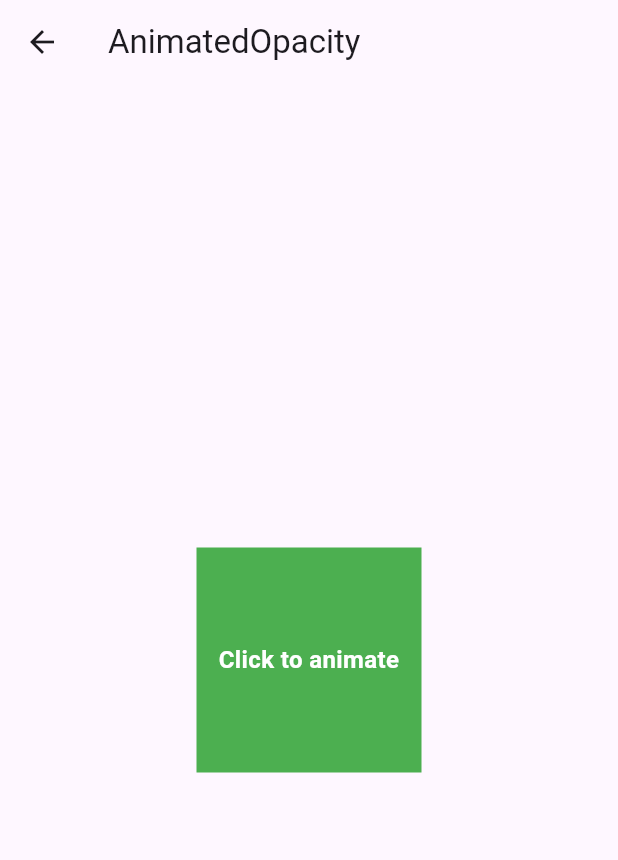
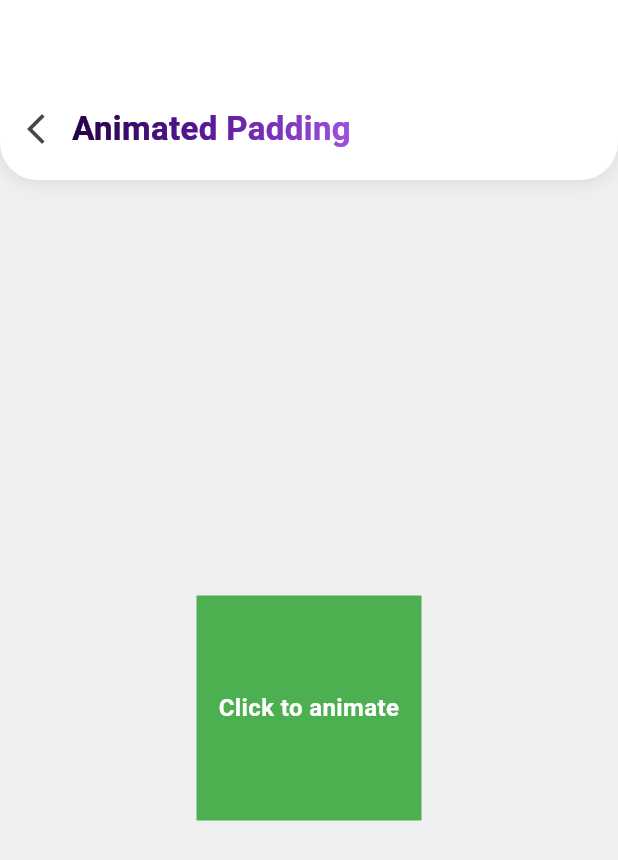
Before and after one commit to MHuzaifaKhan97/mastering_flutter_animation, a Flutter app: the AnimatedPaddingExample screen opened directly, on a phone screen of 412 x 824 dp. Shown: the top 860 px of the screen. Run offline on Flutter 3.47's test engine with Material 3 defaults, Android fonts, the phone set to English and light mode, and no system bars.

Commit message:
UI Update in overall app..

```diff
--- a/lib/modules/implicit_animations/animated_opacity.dart
+++ b/lib/modules/implicit_animations/animated_opacity.dart
@@ -1,4 +1,5 @@
 import 'package:flutter/material.dart';
+import 'package:mastering_flutter_animation/widgets/custom_appbar_widget.dart';
 
 class AnimatedOpacityExample extends StatefulWidget {
   const AnimatedOpacityExample({super.key});
@@ -19,8 +20,10 @@ class _AnimatedOpacityExampleState extends State<AnimatedOpacityExample> {
   @override
   Widget build(BuildContext context) {
     return Scaffold(
-      appBar: AppBar(
-        title: Text('AnimatedOpacity'),
+      backgroundColor: const Color.fromARGB(255, 240, 240, 240),
+      appBar: CustomRoundedAppBar(
+        title: 'Animated Opacity',
+        isBack: true,
       ),
       body: Center(
         child: GestureDetector(
--- a/lib/modules/implicit_animations/animated_padding.dart
+++ b/lib/modules/implicit_animations/animated_padding.dart
@@ -1,4 +1,5 @@
 import 'package:flutter/material.dart';
+import 'package:mastering_flutter_animation/widgets/custom_appbar_widget.dart';
 
 class AnimatedPaddingExample extends StatefulWidget {
   const AnimatedPaddingExample({super.key});
@@ -19,8 +20,10 @@ class _AnimatedPaddingExampleState extends State<AnimatedPaddingExample> {
   @override
   Widget build(BuildContext context) {
     return Scaffold(
-      appBar: AppBar(
-        title: Text('AnimatedOpacity'),
+      backgroundColor: const Color.fromARGB(255, 240, 240, 240),
+      appBar: CustomRoundedAppBar(
+        title: 'Animated Padding',
+        isBack: true,
       ),
       body: Center(
         child: GestureDetector(
--- a/lib/modules/implicit_animations/tween_animation_builder.dart
+++ b/lib/modules/implicit_animations/tween_animation_builder.dart
@@ -1,4 +1,5 @@
 import 'package:flutter/material.dart';
+import 'package:mastering_flutter_animation/widgets/custom_appbar_widget.dart';
 
 // class TweenAnimationBuilderExample extends StatefulWidget {
 //   const TweenAnimationBuilderExample({super.key});
@@ -97,8 +98,9 @@ class _TweenAnimationBuilderExampleState
   @override
   Widget build(BuildContext context) {
     return Scaffold(
-      appBar: AppBar(
-        title: const Text('TweenAnimationBuilder'),
+      appBar: CustomRoundedAppBar(
+        title: 'Tween Animation',
+        isBack: true,
       ),
       body: AnimatedBuilder(
         animation: _controller,
--- a/lib/widgets/custom_appbar_widget.dart
+++ b/lib/widgets/custom_appbar_widget.dart
@@ -59,7 +59,8 @@ class CustomRoundedAppBar extends StatelessWidget
                   onPressed: () => Navigator.pop(context),
                 )
               : const SizedBox.shrink(),
-          ShaderMask(
+          Expanded(
+            child: ShaderMask(
               shaderCallback: (Rect bounds) {
                 return LinearGradient(
                   colors: [
@@ -75,6 +76,8 @@ class CustomRoundedAppBar extends StatelessWidget
               },
               child: Text(
                 title,
+                overflow: TextOverflow.ellipsis,
+                // maxLines: 2,
                 style: titleStyle ??
                     const TextStyle(
                       fontSize: 22,
@@ -90,6 +93,7 @@ class CustomRoundedAppBar extends StatelessWidget
                     ),
               ),
             ),
+          ),
         ],
       ),
     );
```
Also changed, not shown: lib/modules/implicit_animations/animated_align_and_position.dart (+5 -2 lines), lib/modules/implicit_animations/animated_ball_position.dart (+5 -2 lines), lib/modules/implicit_animations/animated_container.dart (+5 -2 lines), lib/modules/implicit_animations/animated_cross_fade.dart (+5 -2 lines), lib/modules/implicit_animations/animated_portfolio_card.dart (+5 -4 lines), lib/modules/implicit_animations/animated_switcher.dart (+5 -2 lines). Lines whose indentation alone changed are shown as unchanged.
